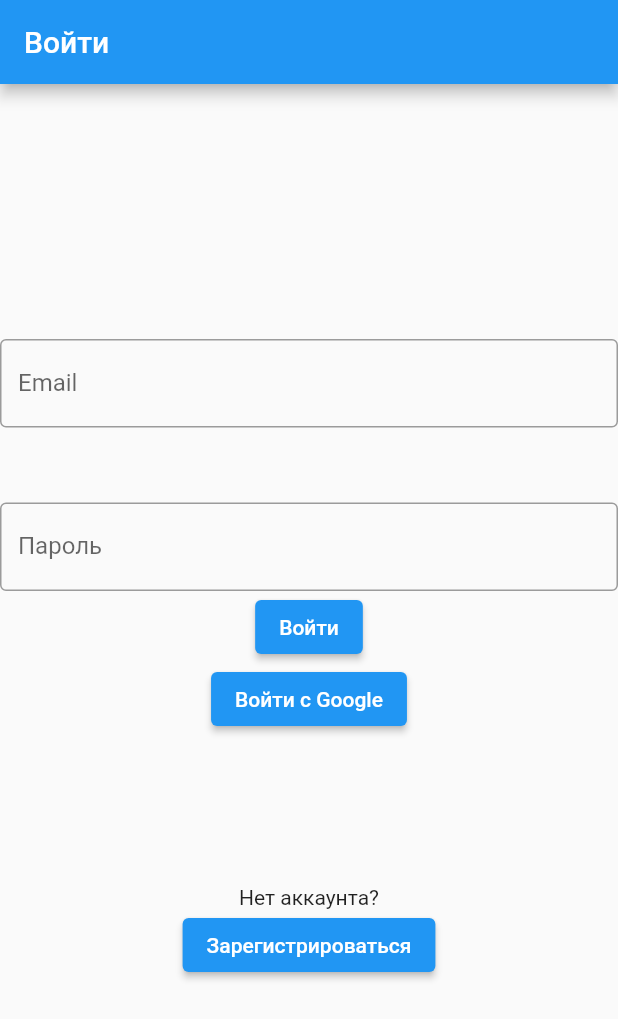
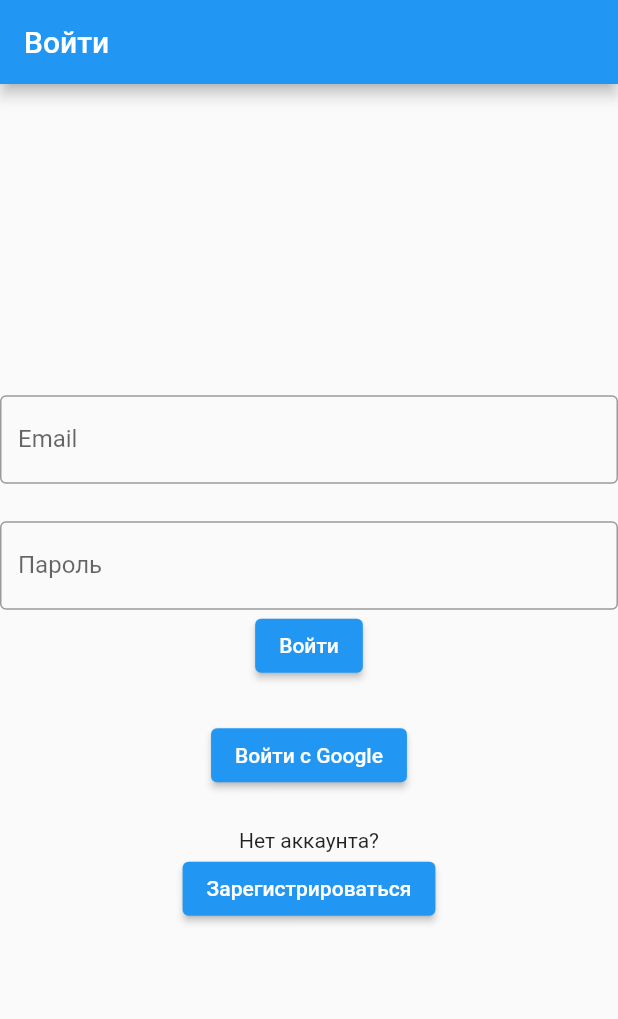
Before and after one commit to bavaev/Firebase, a Flutter app: the screen it shows after launch, on a phone screen of 412 x 824 dp. Shown: the top 1019 px of the screen. Run offline on Flutter 3.47's test engine with Material 2 defaults, Android fonts, the phone set to English and light mode, and no system bars; our stand-ins replace cloud_firestore, equatable, firebase_auth, firebase_core, firebase_storage, flutter_bloc and 1 more; missing offline and left inert: cloud_firestore_web, firebase_core_web, firebase_storage_web; accounts and stored records are empty.

```diff
--- /dev/null
+++ b/lib/business/bloc/auth_bloc/auth_bloc.dart
@@ -0,0 +1,34 @@
+import 'package:firebase/data/repository.dart';
+import 'package:flutter_bloc/flutter_bloc.dart';
+
+import 'auth_state.dart';
+import 'auth_event.dart';
+
+class AuthBloc extends Bloc<AuthEvent, AuthState> {
+  final ItemRepository repository;
+
+  @override
+  AuthBloc(this.repository) : super(AuthentificateState()) {
+    on<RegistrationEvent>(_registration);
+    on<AuthenticateEvent>(_auth);
+    on<AuthenticateGoogleEvent>(_authGoogle);
+  }
+
+  void _registration(event, emit) {
+    repository.registration(event.email, event.password);
+  }
+
+  void _auth(event, emit) async {
+    repository.auth(event.login, event.email, event.password);
+  }
+
+  void _authGoogle(event, emit) async {
+    repository.googleAuth(event.login);
+  }
+
+  @override
+  Future close() {
+    repository.dispose();
+    return super.close();
+  }
+}
--- /dev/null
+++ b/lib/business/bloc/auth_bloc/auth_event.dart
@@ -0,0 +1,35 @@
+import 'package:equatable/equatable.dart';
+
+abstract class AuthEvent extends Equatable {
+  const AuthEvent();
+}
+
+class RegistrationEvent extends AuthEvent {
+  const RegistrationEvent(this.email, this.password);
+
+  final String email;
+  final String password;
+
+  @override
+  List<Object> get props => [email, password];
+}
+
+class AuthenticateEvent extends AuthEvent {
+  const AuthenticateEvent(this.login, this.email, this.password);
+
+  final bool login;
+  final String email;
+  final String password;
+
+  @override
+  List<Object> get props => [login, email, password];
+}
+
+class AuthenticateGoogleEvent extends AuthEvent {
+  const AuthenticateGoogleEvent(this.login);
+
+  final bool login;
+
+  @override
+  List<Object> get props => [login];
+}
--- /dev/null
+++ b/lib/business/bloc/auth_bloc/auth_state.dart
@@ -0,0 +1,3 @@
+abstract class AuthState {}
+
+class AuthentificateState extends AuthState {}
--- a/lib/business/bloc/event.dart
+++ b/lib/business/bloc/item_bloc/item_event.dart
@@ -2,36 +2,6 @@ import 'package:equatable/equatable.dart';
 
 abstract class ItemEvent extends Equatable {
   const ItemEvent();
-}
-
-class RegistrationEvent extends ItemEvent {
-  const RegistrationEvent(this.email, this.password);
-
-  final String email;
-  final String password;
-
-  @override
-  List<Object> get props => [email, password];
-}
-
-class AuthenticateEvent extends ItemEvent {
-  const AuthenticateEvent(this.login, this.email, this.password);
-
-  final bool login;
-  final String email;
-  final String password;
-
-  @override
-  List<Object> get props => [login, email, password];
-}
-
-class AuthenticateGoogleEvent extends ItemEvent {
-  const AuthenticateGoogleEvent(this.login);
-
-  final bool login;
-
-  @override
-  List<Object> get props => [login];
 }
 
 class GetDataEvent extends ItemEvent {
--- a/lib/business/bloc/state.dart
+++ b/lib/business/bloc/item_bloc/item_state.dart
@@ -12,9 +12,9 @@ class ItemLoadingState extends ItemState {
 }
 
 class ItemLoadedState extends ItemState {
+  final List<Item> data;
+
   const ItemLoadedState(this.data);
-
-  final List<Item> data;
 
   @override
   List<Object> get props => [data];
--- a/lib/ui/app.dart
+++ b/lib/ui/app.dart
@@ -1,10 +1,11 @@
-import 'package:firebase/business/bloc/event.dart';
 import 'package:firebase/ui/list_items.dart';
 import 'package:firebase/ui/user/registration.dart';
 import 'package:flutter/material.dart';
 import 'package:flutter_bloc/flutter_bloc.dart';
 
-import 'package:firebase/business/bloc/bloc.dart';
+import 'package:firebase/business/bloc/item_bloc/item_bloc.dart';
+import 'package:firebase/business/bloc/item_bloc/item_event.dart';
+import 'package:firebase/business/bloc/auth_bloc/auth_bloc.dart';
 import 'package:firebase/data/repository.dart';
 
 import 'package:firebase/ui/user/login.dart';
@@ -17,8 +18,15 @@ class MyApp extends StatelessWidget {
   Widget build(BuildContext context) {
     return RepositoryProvider<ItemRepository>(
       create: (context) => ItemRepositoryFirestore()..data(false),
-      child: BlocProvider<ItemBloc>(
-        create: (context) => ItemBloc(RepositoryProvider.of(context))..add(GetDataEvent()),
+      child: MultiBlocProvider(
+        providers: [
+          BlocProvider(
+            create: (context) => ItemBloc(RepositoryProvider.of(context))..add(GetDataEvent()),
+          ),
+          BlocProvider(
+            create: (context) => AuthBloc(RepositoryProvider.of(context)),
+          ),
+        ],
         child: MaterialApp(
           title: 'Firebase',
           theme: ThemeData(
--- a/lib/ui/user/login.dart
+++ b/lib/ui/user/login.dart
@@ -2,8 +2,8 @@ import 'package:flutter/material.dart';
 import 'package:flutter_bloc/flutter_bloc.dart';
 import 'package:firebase_auth/firebase_auth.dart';
 
-import 'package:firebase/business/bloc/bloc.dart';
-import 'package:firebase/business/bloc/event.dart';
+import 'package:firebase/business/bloc/auth_bloc/auth_bloc.dart';
+import 'package:firebase/business/bloc/auth_bloc/auth_event.dart';
 import 'package:firebase/ui/list_items.dart';
 
 class Login extends StatelessWidget {
@@ -22,8 +22,9 @@ class Login extends StatelessWidget {
             appBar: AppBar(
               title: const Text('Войти'),
             ),
-            body: Column(
-              mainAxisAlignment: MainAxisAlignment.center,
+            body: Center(
+              child: SingleChildScrollView(
+                child: Column(
                   children: [
                     TextField(
                       controller: _email,
@@ -33,7 +34,7 @@ class Login extends StatelessWidget {
                       ),
                     ),
                     const SizedBox(
-                  height: 50,
+                      height: 25,
                     ),
                     TextField(
                       controller: _password,
@@ -45,26 +46,36 @@ class Login extends StatelessWidget {
                     ElevatedButton(
                       child: const Text('Войти'),
                       onPressed: () {
-                    context.read<ItemBloc>().add(AuthenticateEvent(false, _email.text, _password.text));
+                        context.read<AuthBloc>().add(AuthenticateEvent(false, _email.text, _password.text));
                       },
+                    ),
+                    const SizedBox(
+                      height: 25,
                     ),
                     ElevatedButton(
                       child: const Text('Войти с Google'),
                       onPressed: () {
-                    context.read<ItemBloc>().add(const AuthenticateGoogleEvent(false));
+                        context.read<AuthBloc>().add(const AuthenticateGoogleEvent(false));
                       },
                     ),
                     const SizedBox(
-                  height: 100,
+                      height: 25,
                     ),
                     const Text('Нет аккаунта?'),
                     ElevatedButton(
                       child: const Text('Зарегистрироваться'),
                       onPressed: () {
-                    Navigator.pushNamed(context, '/registration');
+                        Navigator.pushReplacement(
+                          context,
+                          MaterialPageRoute(
+                            builder: (context) => const ListItems(title: 'Firebase'),
+                          ),
+                        );
                       },
                     ),
                   ],
+                ),
+              ),
             ),
           );
         } else {
--- a/lib/ui/user/registration.dart
+++ b/lib/ui/user/registration.dart
@@ -1,8 +1,8 @@
-import 'package:firebase/business/bloc/event.dart';
 import 'package:flutter/material.dart';
 import 'package:flutter_bloc/flutter_bloc.dart';
 
-import 'package:firebase/business/bloc/bloc.dart';
+import 'package:firebase/business/bloc/auth_bloc/auth_bloc.dart';
+import 'package:firebase/business/bloc/auth_bloc/auth_event.dart';
 
 class RegistrationPage extends StatelessWidget {
   RegistrationPage({Key? key}) : super(key: key);
@@ -45,7 +45,7 @@ class RegistrationPage extends StatelessWidget {
               builder: (context) => ElevatedButton(
                 child: const Text('Зарегистрироваться'),
                 onPressed: () {
-                  context.read<ItemBloc>().add(RegistrationEvent(_email.text, _password.text));
+                  context.read<AuthBloc>().add(RegistrationEvent(_email.text, _password.text));
                   Navigator.pushNamed(context, '/login');
                 },
               ),
```
Also changed, not shown: lib/business/bloc/app_bloc.dart (added, +16 -0 lines), lib/business/bloc/item_bloc/item_bloc.dart (renamed from lib/business/bloc/bloc.dart, +5 -18 lines), lib/ui/list_items.dart (+31 -19 lines), lib/ui/widgets/item_card.dart (+4 -4 lines), 1 other file. Lines whose indentation alone changed are shown as unchanged.
